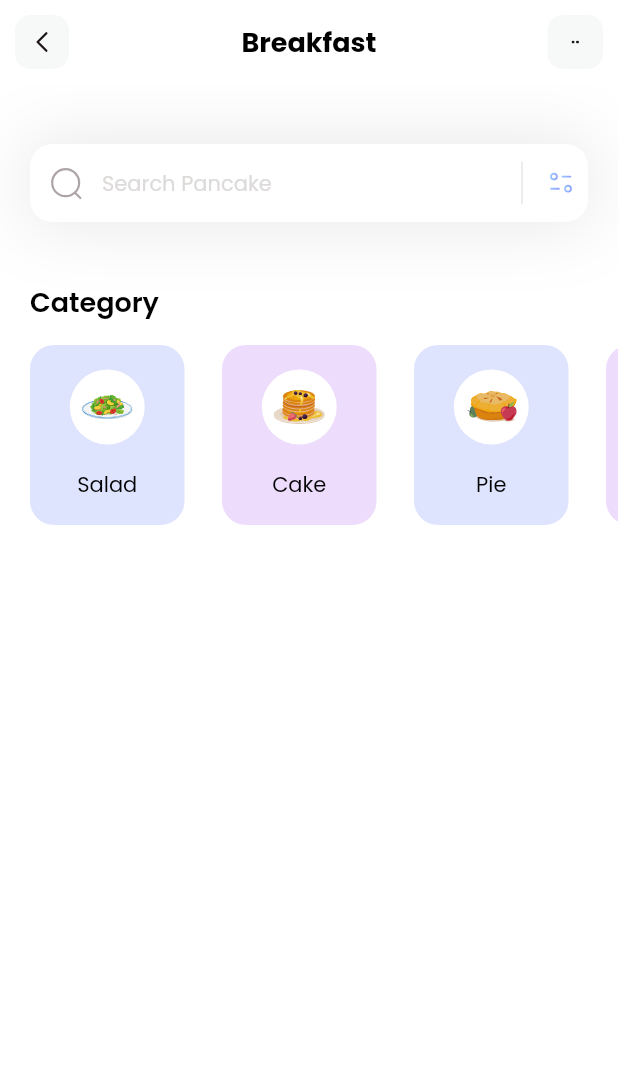
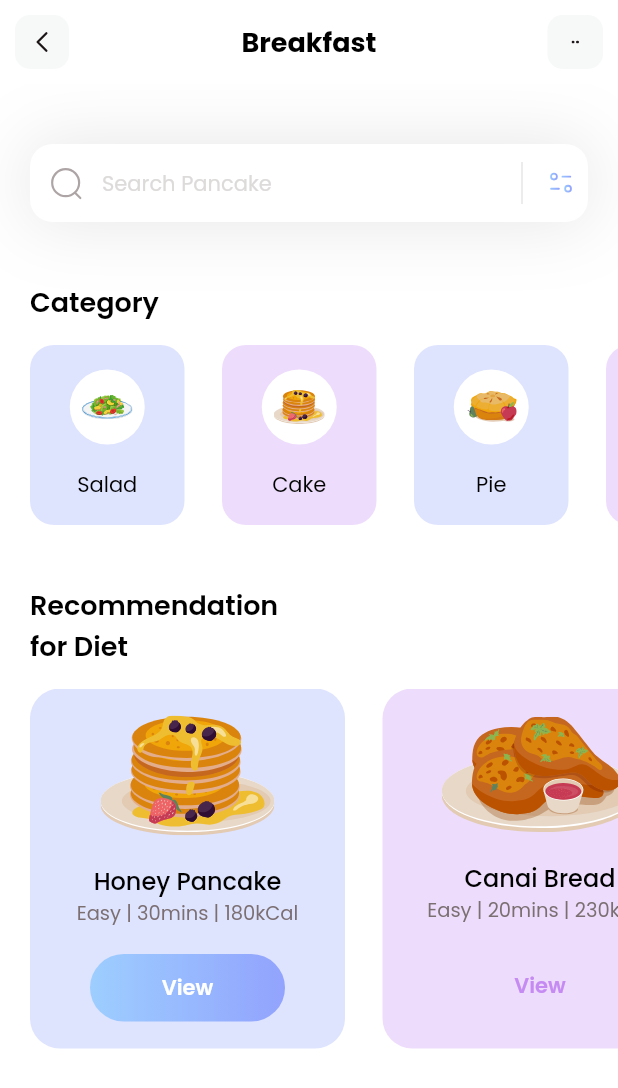
Before and after one commit to Jamal-SaadEddin/Fitness, a Flutter app: the screen it shows after launch, on a phone screen of 412 x 824 dp. Shown: the top 1088 px of the screen. Run offline on Flutter 3.47's test engine with Material 2 defaults, Android fonts, the phone set to English and light mode, and no system bars; our stand-ins replace flutter_svg.

Commit message:
Add Diets/Recommendation Section

```diff
--- /dev/null
+++ b/lib/models/diet_model.dart
@@ -0,0 +1,45 @@
+import 'package:flutter/material.dart';
+
+class DietModel {
+  String name;
+  String iconPath;
+  Color boxColor;
+  String level;
+  String duration;
+  String calorie;
+  bool viewIsSelected;
+
+  DietModel({
+    required this.name,
+    required this.iconPath,
+    required this.boxColor,
+    required this.level,
+    required this.duration,
+    required this.calorie,
+    required this.viewIsSelected,
+  });
+
+  static List<DietModel> getDiets() {
+    List<DietModel> diets = [];
+
+    diets.add(DietModel(
+        name: 'Honey Pancake',
+        iconPath: 'assets/icons/honey-pancakes.svg',
+        boxColor: Color(0xff92A3FD),
+        level: 'Easy',
+        duration: '30mins',
+        calorie: '180kCal',
+        viewIsSelected: true));
+
+    diets.add(DietModel(
+        name: 'Canai Bread',
+        iconPath: 'assets/icons/canai-bread.svg',
+        boxColor: Color(0xffC58BF2),
+        level: 'Easy',
+        duration: '20mins',
+        calorie: '230kCal',
+        viewIsSelected: false));
+
+    return diets;
+  }
+}
--- a/lib/pages/home.dart
+++ b/lib/pages/home.dart
@@ -1,4 +1,5 @@
 import 'package:fitness/models/category_model.dart';
+import 'package:fitness/models/diet_model.dart';
 import 'package:flutter/material.dart';
 import 'package:flutter_svg/flutter_svg.dart';
 
@@ -6,15 +7,17 @@
   HomePage({super.key});
 
   List<CategoryModel> categories = [];
+  List<DietModel> diets = [];
 
-  void _getCategories() {
+  void _getInitialInfo() {
     categories = CategoryModel.getCategories();
+    diets = DietModel.getDiets();
   }
 
   @override
   Widget build(BuildContext context) {
     double screenWidth = MediaQuery.of(context).size.width;
-    _getCategories();
+    _getInitialInfo();
     return Scaffold(
         appBar: appBar(),
         backgroundColor: Colors.white,
@@ -25,7 +28,97 @@
             SizedBox(
               height: 40,
             ),
-            _categoriesSection(screenWidth)
+            _categoriesSection(screenWidth),
+            SizedBox(
+              height: 40,
+            ),
+            Column(crossAxisAlignment: CrossAxisAlignment.start, children: [
+              Padding(
+                padding: const EdgeInsets.only(left: 20),
+                child: Text(
+                  'Recommendation\nfor Diet',
+                  style: TextStyle(
+                      color: Colors.black,
+                      fontSize: 18,
+                      fontWeight: FontWeight.w600),
+                ),
+              ),
+              SizedBox(
+                height: 15,
+              ),
+              Container(
+                height: 240,
+                child: ListView.separated(
+                  itemBuilder: (context, index) {
+                    return Container(
+                      width: 210,
+                      decoration: BoxDecoration(
+                          color: diets[index].boxColor.withOpacity(0.3),
+                          borderRadius: BorderRadius.circular(20)),
+                      child: Column(
+                        mainAxisAlignment: MainAxisAlignment.spaceEvenly,
+                        children: [
+                          SvgPicture.asset(diets[index].iconPath),
+                          Column(
+                            children: [
+                              Text(
+                                diets[index].name,
+                                style: TextStyle(
+                                    fontWeight: FontWeight.w500,
+                                    color: Colors.black,
+                                    fontSize: 16),
+                              ),
+                              Text(
+                                diets[index].level +
+                                    ' | ' +
+                                    diets[index].duration +
+                                    ' | ' +
+                                    diets[index].calorie,
+                                style: TextStyle(
+                                    color: Color(0xff7B6F72),
+                                    fontSize: 13,
+                                    fontWeight: FontWeight.w400),
+                              ),
+                            ],
+                          ),
+                          Container(
+                            height: 45,
+                            width: 130,
+                            child: Center(
+                              child: Text(
+                                'View',
+                                style: TextStyle(
+                                    color: diets[index].viewIsSelected
+                                        ? Colors.white
+                                        : Color(0xffC58BF2),
+                                    fontWeight: FontWeight.w600,
+                                    fontSize: 14),
+                              ),
+                            ),
+                            decoration: BoxDecoration(
+                                gradient: LinearGradient(colors: [
+                                  diets[index].viewIsSelected
+                                      ? Color(0xff9DCEFF)
+                                      : Colors.transparent,
+                                  diets[index].viewIsSelected
+                                      ? Color(0xff92A3FD)
+                                      : Colors.transparent
+                                ]),
+                                borderRadius: BorderRadius.circular(50)),
+                          )
+                        ],
+                      ),
+                    );
+                  },
+                  separatorBuilder: (context, index) => SizedBox(
+                    width: 25,
+                  ),
+                  itemCount: diets.length,
+                  scrollDirection: Axis.horizontal,
+                  padding: EdgeInsets.only(left: 20, right: 20),
+                ),
+              )
+            ])
           ],
         ));
   }
```
Also changed, not shown: assets/icons/canai-bread.svg (added), assets/icons/honey-pancakes.svg (added).
